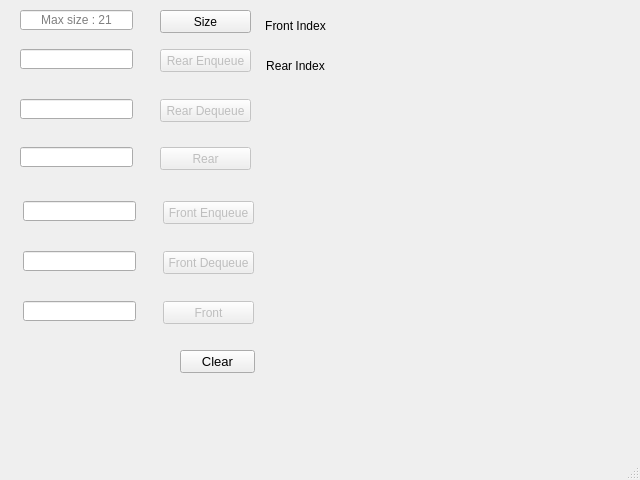
The window that khappppi/circdeque.ui (Gaurang1044/Data-Structure-Visualizer) describes before a commit, drawn with Qt 5.
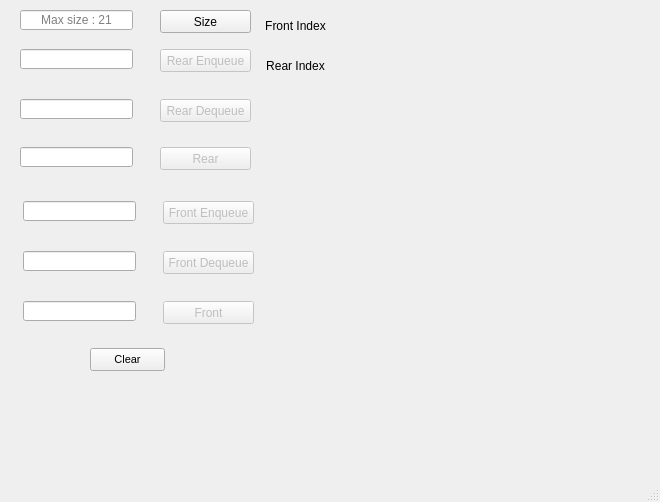
The same window after the commit.

Diff of the .ui file:
```diff
--- a/khappppi/circdeque.ui
+++ b/khappppi/circdeque.ui
@@ -6,8 +6,8 @@
    <rect>
     <x>0</x>
     <y>0</y>
-    <width>640</width>
-    <height>480</height>
+    <width>660</width>
+    <height>502</height>
    </rect>
   </property>
   <property name="windowTitle">
@@ -110,8 +110,8 @@
    <widget class="QLabel" name="label">
     <property name="geometry">
      <rect>
-      <x>60</x>
-      <y>340</y>
+      <x>50</x>
+      <y>397</y>
       <width>151</width>
       <height>20</height>
      </rect>
@@ -312,15 +312,15 @@
    <widget class="QPushButton" name="pushButton_3">
     <property name="geometry">
      <rect>
-      <x>180</x>
-      <y>350</y>
+      <x>90</x>
+      <y>348</y>
       <width>75</width>
       <height>23</height>
      </rect>
     </property>
     <property name="font">
      <font>
-      <pointsize>10</pointsize>
+      <pointsize>8</pointsize>
      </font>
     </property>
     <property name="text">
```
Left out of the diff: 4 changed lines with no effect on the pictures.
